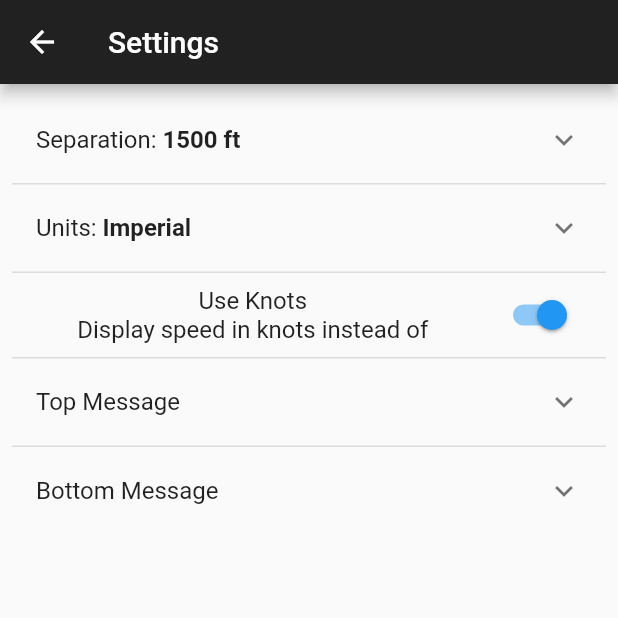
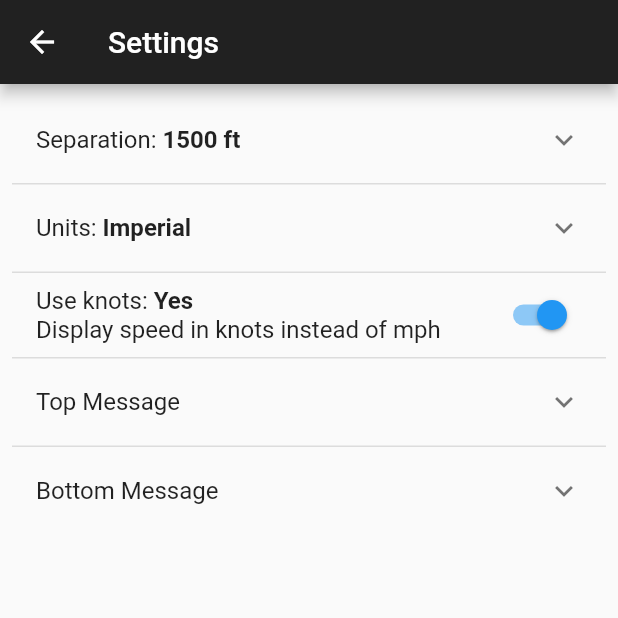
Before and after one commit to BenLussier/exitcount, a Flutter app: the SettingsPage screen opened by its route, on a phone screen of 412 x 824 dp, the top half of it. Run offline on Flutter 3.47's test engine with Material 2 defaults, Android fonts, the phone set to English and light mode, and no system bars; our stand-ins replace auto_size_text, flutter_bloc, geolocator, hydrated_bloc.

Commit message:
improve settings appearance

```diff
--- a/lib/settings_page.dart
+++ b/lib/settings_page.dart
@@ -6,8 +6,6 @@ import 'app_settings.dart';
 import 'app_settings_cubit.dart';
 
 class SettingsPage extends StatefulWidget {
-  // const SpeedWidget({Key key}) : super(key: key);
-
   @override
   _SettingsState createState() => _SettingsState();
 }
@@ -30,14 +28,20 @@ class _SettingsState extends State<SettingsPage> {
                 title: Row(
                   children: [
                     Text('Separation: '),
-                    Text(state.smGroupDistance.toString(),
-                        style: TextStyle(fontWeight: FontWeight.bold)),
-                    Text(state.units == Units.Imperial ? ' ft' : ' m',
-                        style: TextStyle(fontWeight: FontWeight.bold)),
+                    Text(
+                      state.smGroupDistance.toString(),
+                      style: TextStyle(fontWeight: FontWeight.bold),
+                    ),
+                    Text(
+                      state.units == Units.Imperial ? ' ft' : ' m',
+                      style: TextStyle(fontWeight: FontWeight.bold),
+                    ),
                   ],
                 ),
                 children: [
-                  TextFormField(
+                  Container(
+                    padding: const EdgeInsets.fromLTRB(16, 0, 16, 16),
+                    child: TextFormField(
                       decoration: InputDecoration(
                           labelText: 'Enter group separation in ' +
                               (state.units == Units.Imperial
@@ -53,6 +57,7 @@ class _SettingsState extends State<SettingsPage> {
                             .setSmGroupDistance(int.parse(input));
                       },
                     ),
+                  ),
                 ],
               ),
               const Divider(
@@ -65,8 +70,10 @@ class _SettingsState extends State<SettingsPage> {
                 title: Row(
                   children: [
                     Text("Units: "),
-                    Text(state.units == Units.Imperial ? 'Imperial' : 'Metric',
-                        style: TextStyle(fontWeight: FontWeight.bold)),
+                    Text(
+                      state.units == Units.Imperial ? 'Imperial' : 'Metric',
+                      style: TextStyle(fontWeight: FontWeight.bold),
+                    ),
                   ],
                 ),
                 children: [
@@ -100,9 +107,19 @@ class _SettingsState extends State<SettingsPage> {
               ),
               SwitchListTile(
                 title: Column(
+                  crossAxisAlignment: CrossAxisAlignment.start,
                   children: [
-                    Text('Use Knots'),
-                    Text('Display speed in knots instead of'),
+                    Row(
+                      children: [
+                        Text('Use knots: '),
+                        Text(
+                          state.useKnots ? 'Yes' : 'No',
+                          style: TextStyle(fontWeight: FontWeight.bold),
+                        ),
+                      ],
+                    ),
+                    Text('Display speed in knots instead of ' +
+                        (state.units == Units.Imperial ? 'mph' : 'kph')),
                   ],
                 ),
                 value: state.useKnots,
@@ -119,7 +136,9 @@ class _SettingsState extends State<SettingsPage> {
               ExpansionTile(
                 title: Text('Top Message'),
                 children: [
-                  TextFormField(
+                  Container(
+                    padding: const EdgeInsets.fromLTRB(16, 0, 16, 16),
+                    child: TextFormField(
                       decoration:
                           InputDecoration(labelText: 'Enter top message:'),
                       initialValue: state.topMsg,
@@ -127,6 +146,7 @@ class _SettingsState extends State<SettingsPage> {
                       onChanged: (input) {
                         context.read<AppSettingsCubit>().setTopMsg(input);
                       },
+                    ),
                   ),
                 ],
               ),
@@ -139,7 +159,9 @@ class _SettingsState extends State<SettingsPage> {
               ExpansionTile(
                 title: Text('Bottom Message'),
                 children: [
-                  TextFormField(
+                  Container(
+                    padding: const EdgeInsets.fromLTRB(16, 0, 16, 16),
+                    child: TextFormField(
                       decoration:
                           InputDecoration(labelText: 'Enter bottom message:'),
                       initialValue: state.bottomMsg,
@@ -147,6 +169,7 @@ class _SettingsState extends State<SettingsPage> {
                       onChanged: (input) {
                         context.read<AppSettingsCubit>().setBottomMsg(input);
                       },
+                    ),
                   ),
                 ],
               ),
```
Lines whose indentation alone changed are shown as unchanged.
